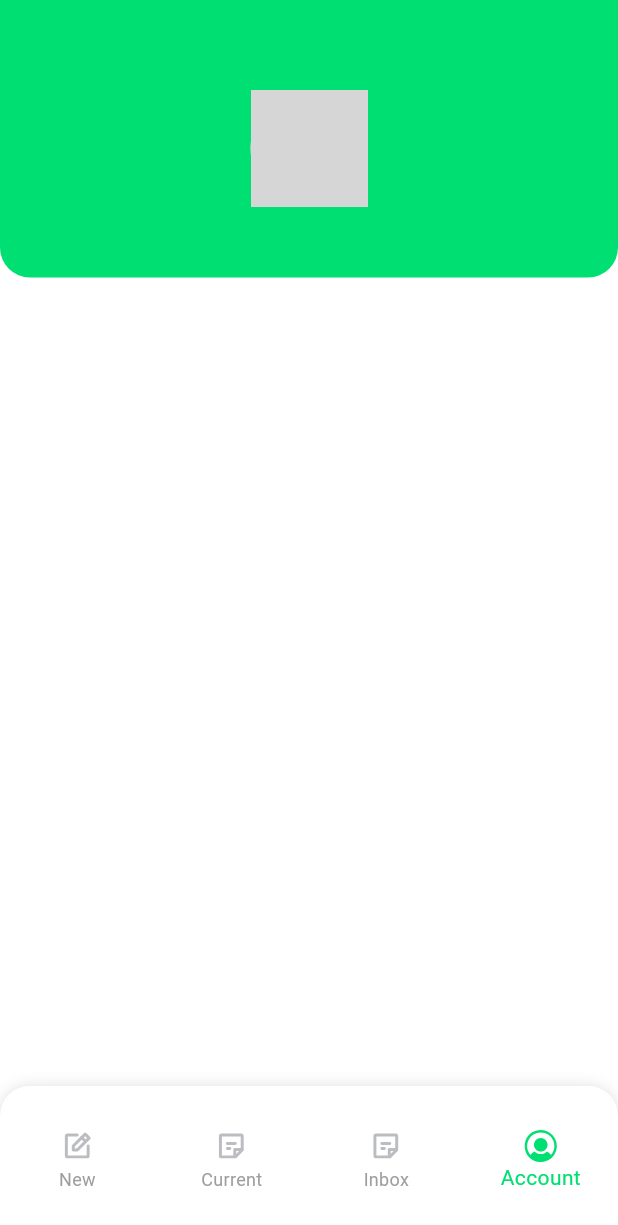
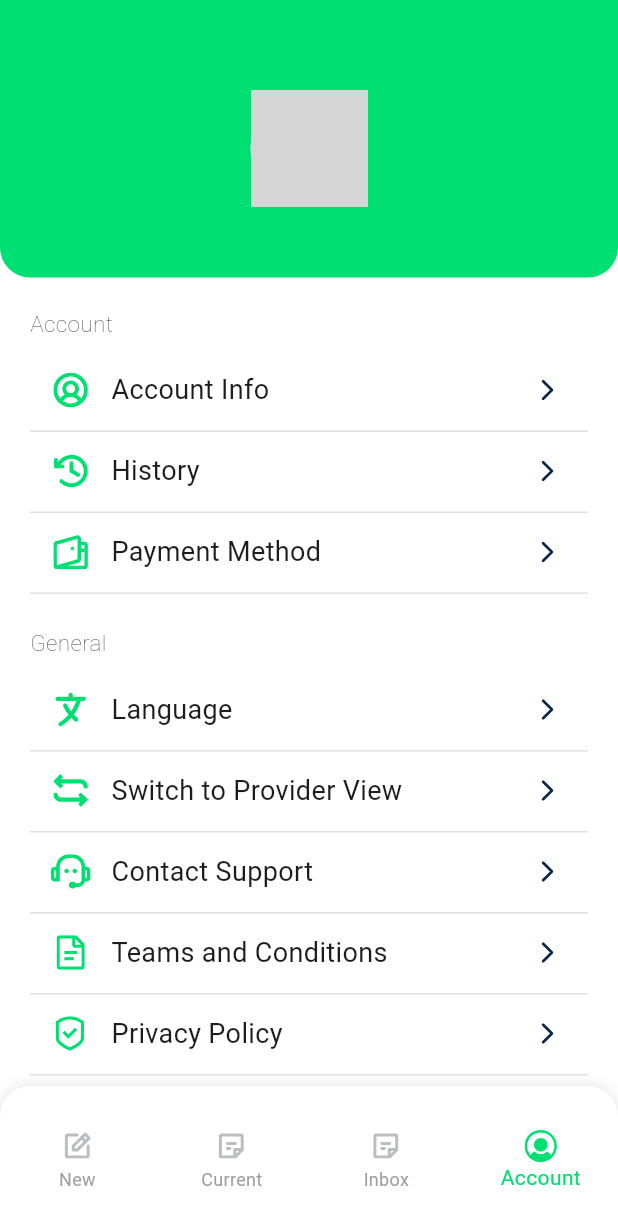
Before and after one commit to NguyenThanhhToan/GetX_state_management, a Flutter app: the AccountScreen screen opened by its route, on a phone screen of 412 x 824 dp. Shown: the top 1225 px of the screen. Run offline on Flutter 3.47's test engine with Material 3 defaults, Android fonts, the phone set to English and light mode, and no system bars; our stand-ins replace flutter_i18n, flutter_svg, get; missing offline and left inert: country_pickers; network calls fail; grey boxes are pictures that could not be loaded.

Commit message:
feat: account screen and accountInfo screen

```diff
--- a/assets/i18n/en.json
+++ b/assets/i18n/en.json
@@ -49,5 +49,17 @@
   "service_text1": "Do you have anything that need to find someone to help?",
   "service1": "PARKING METER",
   "service2": "COURIER SERVICE",
-  "service3": "GROCERY DELIVERY"
+  "service3": "GROCERY DELIVERY",
+
+  "account": "Account",
+  "general": "General",
+  "accountText1": "Account Info",
+  "accountText2": "History",
+  "accountText3": "Payment Method",
+  "accountText4": "Language",
+  "accountText5": "Switch to Provider View",
+  "accountText6": "Contact Support",
+  "accountText7": "Teams and Conditions",
+  "accountText8": "Privacy Policy",
+  "accountText9": "Logout"
 }
--- a/lib/data/asset/asset_keys.dart
+++ b/lib/data/asset/asset_keys.dart
@@ -33,4 +33,18 @@ class Assets {
   static const String serviceItem4 = 'assets/icons/sv4.svg';
   static const String serviceItem5 = 'assets/icons/sv5.svg';
   static const String nextIcon = 'assets/icons/next.svg';
+
+  // Account Screen
+  static const String arrowRight = 'assets/icons/CaretRight.svg';
+  static const String account1 = 'assets/icons/account1.svg';
+  static const String account2 = 'assets/icons/account2.svg';
+  static const String account3 = 'assets/icons/account3.svg';
+  static const String account4 = 'assets/icons/account4.svg';
+  static const String account5 = 'assets/icons/account5.svg';
+  static const String account6 = 'assets/icons/account6.svg';
+  static const String account7 = 'assets/icons/account7.svg';
+  static const String account8 = 'assets/icons/account8.svg';
+  static const String account9 = 'assets/icons/account9.svg';
+
+
 }
--- a/lib/page/auth/signup/controller/sign_up_controller.dart
+++ b/lib/page/auth/signup/controller/sign_up_controller.dart
@@ -138,6 +138,10 @@ class SignUpController extends GetxController {
       );
       return false;
     }
+    authService.userCardNumber(cardNumber.value);
+    authService.userCardName(cardHolderName.value);
+    authService.userCardDate(expiryDate.value);
+    authService.userCardCvv(cvv.value);
     return true;
   }
 
--- a/lib/page/navAccount/account.dart
+++ b/lib/page/navAccount/account.dart
@@ -1,17 +1,24 @@
-import 'package:example_app/page/navAccount/controller/accountController.dart';
+import 'package:example_app/page/navAccount/controller/account_controller.dart';
+import 'package:example_app/page/navAccount/widget/account_item.dart';
 import 'package:flutter/material.dart';
 import 'package:get/get.dart';
 import '../../component/navbar.dart';
+import '../../data/asset/asset_keys.dart';
+import '../../router/app_route.dart';
+import '../../translation/strings.dart';
 
 class AccountScreen extends GetWidget<AccountController> {
   const AccountScreen({super.key});
 
   @override
   Widget build(BuildContext context) {
+    final t = T(context);
     return Scaffold(
       backgroundColor: Colors.white,
       bottomNavigationBar: const CustomNavBar(currentIndex: 3),
-      body: Column(
+      body: SingleChildScrollView(
+        child: Column(
+          crossAxisAlignment: CrossAxisAlignment.start,
           children: [
             Container(
               width: double.infinity,
@@ -43,20 +50,79 @@ class AccountScreen extends GetWidget<AccountController> {
                 ],
               ),
             ),
-          Expanded(
-            child: SingleChildScrollView(
-              child: Center(
-                child: Padding(
+            Padding(
               padding: const EdgeInsets.all(20.0),
-                  child: Text(
-                    "",
-                    style: TextStyle(fontSize: 18),
+              child: Column(
+                crossAxisAlignment: CrossAxisAlignment.start,
+                children: [
+                  Text(
+                    t.account,
+                    style: const TextStyle(
+                      fontSize: 15,
+                      fontWeight: FontWeight.w200,
                     ),
                   ),
+                  const SizedBox(height: 8),
+                  AccountItem(
+                    label: t.accountText1,
+                    icon: Assets.account1,
+                    route: AppRoutes.accountInfo,
+                  ),
+                  AccountItem(
+                    label: t.accountText2,
+                    icon: Assets.account2,
+                    route: "/settings",
+                  ),
+                  AccountItem(
+                    label: t.accountText3,
+                    icon: Assets.account3,
+                    route: "/help",
+                  ),
+                  const SizedBox(height: 22),
+                  Text(
+                    t.general,
+                    style: TextStyle(
+                      fontSize: 15,
+                      fontWeight: FontWeight.w200,
                     ),
                     ),
+                  const SizedBox(height: 8),
+                  AccountItem(
+                    label: t.accountText4,
+                    icon: Assets.account4,
+                    route: "/help",
+                  ),
+                  AccountItem(
+                    label: t.accountText5,
+                    icon: Assets.account5,
+                    route: "/help",
+                  ),
+                  AccountItem(
+                    label: t.accountText6,
+                    icon: Assets.account6,
+                    route: "/help",
+                  ),
+                  AccountItem(
+                    label: t.accountText7,
+                    icon: Assets.account7,
+                    route: "/help",
+                  ),
+                  AccountItem(
+                    label: t.accountText8,
+                    icon: Assets.account8,
+                    route: "/help",
+                  ),
+                  AccountItem(
+                    label: t.accountText9,
+                    icon: Assets.account9,
+                    route: "/help",
                   ),
                 ],
+              ),
+            ),
+
+          ],
+        ),
       ),
     );
   }
--- /dev/null
+++ b/lib/page/navAccount/widget/account_item.dart
@@ -0,0 +1,48 @@
+import 'package:flutter/material.dart';
+import 'package:flutter_svg/svg.dart';
+import 'package:get/get.dart';
+
+import '../../../data/asset/asset_keys.dart';
+
+class AccountItem extends StatelessWidget{
+  const AccountItem({super.key, required this.label, required this.icon, required this.route});
+
+  final String label;
+  final String icon;
+  final String route;
+
+  @override
+  Widget build(BuildContext context) {
+   return GestureDetector(
+     onTap: () => Get.toNamed(route),
+     child: Container(
+       padding: const EdgeInsets.fromLTRB(10, 13, 10, 14),
+         decoration: const BoxDecoration(
+           border: Border(
+             bottom: BorderSide(
+               color: Color(0xFFE0E0E0),
+               width: 1,
+             ),
+           ),
+         ),
+       child: Row(
+         children: [
+           Expanded(
+             flex: 1,
+             child: SvgPicture.asset(icon, width: 23, height: 23),
+           ),
+           const SizedBox(width: 10),
+           Expanded(
+             flex: 8,
+             child:  Text(label, style: TextStyle(fontSize: 18),),
+           ),
+           Expanded(
+            flex: 1,
+             child: SvgPicture.asset(Assets.arrowRight, width: 15, height: 15) ,
+           ),
+         ]
+       )
+     )
+   );
+  }
+}
--- a/lib/page/navNew/controller/services_controller.dart
+++ b/lib/page/navNew/controller/services_controller.dart
@@ -8,6 +8,7 @@ class ServiceController extends GetxController{
   RxString get userFirstName => authService.firstName;
   RxString get userLastName => authService.lastName;
   bool get isLogged => authService.isLogged.value;
+  RxString get phoneNumber => authService.phoneNumber;
 
   final List<Map<String, String>> mockServices = [
     {'name': 'PARKING METER', 'icon': Assets.serviceItem5},
--- a/lib/router/app_page.dart
+++ b/lib/router/app_page.dart
@@ -10,7 +10,9 @@ import '../page/auth/signup/sign_up_add_name.dart';
 import '../page/auth/signup/sign_up_add_payment.dart';
 import '../page/auth/signup/sign_up_success.dart';
 import '../page/navAccount/account.dart';
-import '../page/navAccount/controller/accountController.dart';
+import '../page/navAccount/account_info.dart';
+import '../page/navAccount/controller/account_controller.dart';
+import '../page/navAccount/controller/account_info_controller.dart';
 import '../page/navCurrent/current.dart';
 import '../page/navInbox/inbox.dart';
 import '../page/navNew/controller/services_controller.dart';
@@ -85,5 +87,12 @@ class AppPages {
         Get.lazyPut(() => AccountController());
       }),
     ),
+    GetPage(
+      name: AppRoutes.accountInfo,
+      page: () => const AccountInfo(),
+      binding: BindingsBuilder((){
+        Get.lazyPut(() => AccountInfoController());
+      }),
+    )
   ];
 }
--- a/lib/router/app_route.dart
+++ b/lib/router/app_route.dart
@@ -12,4 +12,5 @@ class AppRoutes {
   static const current = "/current";
   static const inbox = "/inbox";
   static const account = "/account";
+  static const accountInfo = "/accountInfo";
 }
--- a/lib/service/authService.dart
+++ b/lib/service/authService.dart
@@ -5,7 +5,32 @@ class AuthService extends GetxService{
   final isLogged = false.obs;
   final firstName = ''.obs;
   final lastName = ''.obs;
+  final phoneNumber = ''.obs;
+  final password = ''.obs;
+  final email = ''.obs;
+  final cardNumber = ''.obs;
+  final cardName = ''.obs;
+  final cardCvv = ''.obs;
+  final cardDate = ''.obs;
 
+  void userPhoneNumber(String value){
+    phoneNumber.value = value;
+  }
+  void userCardName(String value){
+    cardName.value = value;
+  }
+  void userCardDate(String value){
+    cardDate.value = value;
+  }
+  void userCardNumber(String value){
+    cardNumber.value = value;
+  }
+  void userCardCvv(String value){
+    cardCvv.value = value;
+  }
+  void userEmail(String value){
+    email.value = value;
+  }
   void userFirstName(String value){
     firstName.value = value;
   }
--- a/lib/translation/strings.dart
+++ b/lib/translation/strings.dart
@@ -61,4 +61,16 @@ class T {
   String get service2 => FlutterI18n.translate(context, "service2");
   String get service3 => FlutterI18n.translate(context, "service3");
 
+  // account
+  String get account => FlutterI18n.translate(context, "account");
+  String get general => FlutterI18n.translate(context, "general");
+  String get accountText1 => FlutterI18n.translate(context, "accountText1");
+  String get accountText2 => FlutterI18n.translate(context, "accountText2");
+  String get accountText3 => FlutterI18n.translate(context, "accountText3");
+  String get accountText4 => FlutterI18n.translate(context, "accountText4");
+  String get accountText5 => FlutterI18n.translate(context, "accountText5");
+  String get accountText6 => FlutterI18n.translate(context, "accountText6");
+  String get accountText7 => FlutterI18n.translate(context, "accountText7");
+  String get accountText8 => FlutterI18n.translate(context, "accountText8");
+  String get accountText9 => FlutterI18n.translate(context, "accountText9");
 }
```
Also changed, not shown: lib/page/auth/signIn/add_phone_number.dart (+3 -11 lines), lib/page/auth/signIn/controller/add_phone_number_controller.dart (+14 -0 lines), lib/page/navAccount/account_info.dart (added, +114 -0 lines), lib/page/navAccount/controller/account_info_controller.dart (added, +47 -0 lines), lib/page/navAccount/controller/account_controller.dart (renamed from lib/page/navAccount/controller/accountController.dart). Lines whose indentation alone changed are shown as unchanged.
